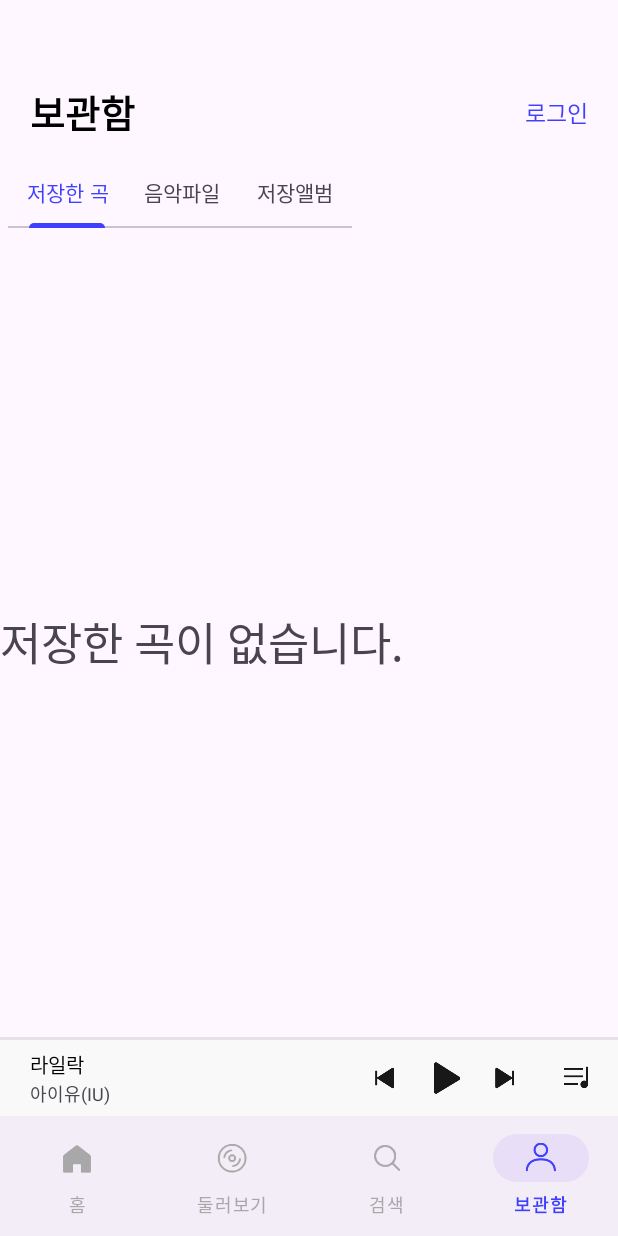
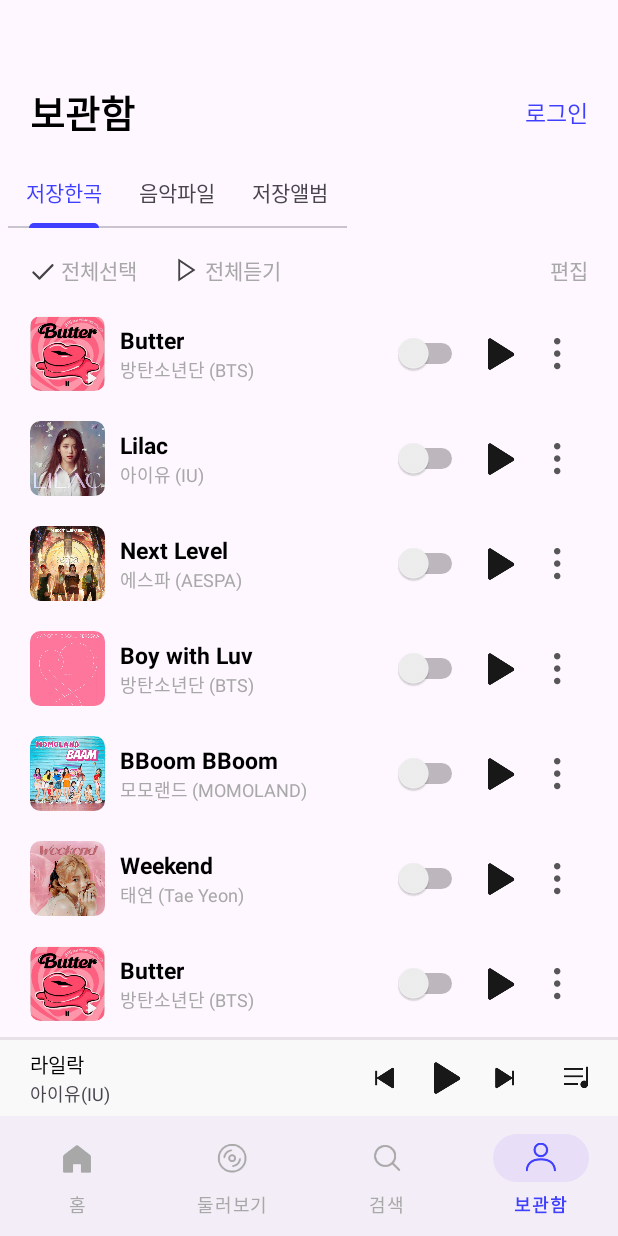
Before and after one commit to SSUMC-6th/Android_A, an Android app: the screen it shows after launch (MainActivity), item 4 of the bottom bar chosen, on a phone screen of 412 x 824 dp. Run offline under Robolectric (Android 15) with nearby library versions, the phone set to English and light mode, and no system bars; 6 statements that could not run were skipped.

Commit message:
[simba/#28] feat:: 6주차 구현 (에러 존재)

```diff
--- a/UMC_6th/app/src/main/java/com/example/umc_6th/AlbumRVAdapter.kt
+++ b/UMC_6th/app/src/main/java/com/example/umc_6th/AlbumRVAdapter.kt
@@ -10,6 +10,11 @@ class AlbumRVAdapter(private val albumList:ArrayList<Album>) : RecyclerView.Adap
     interface MyItemClickListener{
         fun onItemClick(album: Album)
         fun onRemoveAlbum(position: Int)
+        fun onPlayAlbum(album: Album)
+    }
+
+    interface CommunicationInterface{
+        fun sendData(album: Album)
     }
 
     private lateinit var mItemClickListener : MyItemClickListener
@@ -35,8 +40,12 @@ class AlbumRVAdapter(private val albumList:ArrayList<Album>) : RecyclerView.Adap
 
     override fun onBindViewHolder(holder: AlbumRVAdapter.ViewHolder, position: Int) {
         holder.bind(albumList[position])
-        holder.itemView.setOnClickListener{ mItemClickListener.onItemClick(albumList[position]) }
+        holder.itemView.setOnClickListener{
+            mItemClickListener.onItemClick(albumList[position]) }
 //        holder.binding.itemAlbumTitleTv.setOnClickListener{mItemClickListener.onRemoveAlbum(position)}
+        holder.binding.itemAlbumPlayImgIv.setOnClickListener{
+            mItemClickListener.onItemClick(albumList[position])
+        }
     }
 
     override fun getItemCount(): Int  = albumList.size
@@ -48,7 +57,4 @@ class AlbumRVAdapter(private val albumList:ArrayList<Album>) : RecyclerView.Adap
             binding.itemAlbumCoverImgIv.setImageResource(album.coverImg!!)
         }
     }
-
-
-
 }
--- /dev/null
+++ b/UMC_6th/app/src/main/java/com/example/umc_6th/Constant.kt
@@ -0,0 +1,6 @@
+package com.example.umc_6th
+
+object Constant {
+    const val CHANNEL_ID = "ch123"
+    const val MUSIC_NOTIFICATION_ID = 123
+}
--- a/UMC_6th/app/src/main/java/com/example/umc_6th/HomeFragment.kt
+++ b/UMC_6th/app/src/main/java/com/example/umc_6th/HomeFragment.kt
@@ -17,7 +17,7 @@ import java.util.ArrayList
 import java.util.Timer
 import java.util.TimerTask
 
-class HomeFragment : Fragment() {
+class HomeFragment : Fragment(), AlbumRVAdapter.CommunicationInterface {
 
     lateinit var binding: FragmentHomeBinding
 
@@ -27,6 +27,13 @@ class HomeFragment : Fragment() {
 
     override fun onCreate(savedInstanceState: Bundle?) {
         super.onCreate(savedInstanceState)
+    }
+
+    override fun sendData(album: Album) {
+        if (activity is MainActivity) {
+            val activity = activity as MainActivity
+            activity.updateMainPlayerCl(album)
+        }
     }
 
     override fun onCreateView(
@@ -60,6 +67,9 @@ class HomeFragment : Fragment() {
             }
             override fun onRemoveAlbum(position: Int) {
                 albumRVAdapter.removeItem(position)
+            }
+            override fun onPlayAlbum(album: Album) {
+                sendData(album)
             }
         })
 
--- /dev/null
+++ b/UMC_6th/app/src/main/java/com/example/umc_6th/LockerAlbumRVAdapter.kt
@@ -0,0 +1,76 @@
+package com.example.umc_6th
+
+import android.util.SparseBooleanArray
+import android.view.LayoutInflater
+import android.view.ViewGroup
+import androidx.recyclerview.widget.RecyclerView
+import androidx.recyclerview.widget.RecyclerView.Recycler
+import com.example.umc_6th.databinding.ItemLockerAlbumBinding
+
+class LockerAlbumRVAdapter (private var albumList: ArrayList<Album>) : RecyclerView.Adapter<LockerAlbumRVAdapter.ViewHolder>(){
+
+    private val switchStatus = SparseBooleanArray()
+    private lateinit var itemClickListener : OnItemClickListener
+
+    override fun onCreateViewHolder(
+        parent: ViewGroup,
+        viewType: Int
+    ): LockerAlbumRVAdapter.ViewHolder {
+        val binding: ItemLockerAlbumBinding = ItemLockerAlbumBinding.inflate(LayoutInflater.from(parent.context),parent,false)
+        return ViewHolder(binding)
+    }
+
+    override fun onBindViewHolder(holder: LockerAlbumRVAdapter.ViewHolder, position: Int) {
+        holder.bind(albumList[position])
+        holder.itemView.setOnClickListener {
+            itemClickListener.onItemClick(albumList[position])
+        }
+
+        holder.binding.itemLockerAlbumMoreIv.setOnClickListener {
+            itemClickListener.onRemoveAlbum(position)
+        }
+
+        val switch = holder.binding.switchRV
+        switch.isChecked = switchStatus[position]
+        switch.setOnClickListener {
+            if(switch.isChecked){
+                switchStatus.put(position,true)
+            }
+            else{
+                switchStatus.put(position,false)
+            }
+            notifyItemChanged(position)
+        }
+    }
+
+    interface OnItemClickListener {
+        fun onItemClick(album : Album)
+        fun onRemoveAlbum(position: Int) {
+        }
+    }
+
+
+    fun setItemClickListener(onItemClickListener: OnItemClickListener) {
+        this.itemClickListener = onItemClickListener
+    }
+
+    fun addItem(album: Album){
+        albumList.add(album)
+        notifyDataSetChanged()
+    }
+
+    fun removeItem(position: Int){
+        albumList.removeAt(position)
+        notifyDataSetChanged()
+    }
+
+    override fun getItemCount(): Int  = albumList.size
+
+    inner class ViewHolder(val binding:ItemLockerAlbumBinding) : RecyclerView.ViewHolder(binding.root){
+        fun bind(album: Album){
+            binding.itemLockerAlbumTitleTv.text = album.title
+            binding.itemLockerAlbumSingerTv.text = album.singer
+            binding.itemLockerAlbumCoverImgIv.setImageResource(album.coverImg!!)
+        }
+    }
+}
--- a/UMC_6th/app/src/main/java/com/example/umc_6th/LockerFragment.kt
+++ b/UMC_6th/app/src/main/java/com/example/umc_6th/LockerFragment.kt
@@ -11,19 +11,21 @@ import com.google.android.material.tabs.TabLayoutMediator
 class LockerFragment : Fragment() {
 
     lateinit var binding: FragmentLockerBinding
-    private var information = arrayListOf("저장한 곡", "음악파일", "저장앨범")
+    private var information = arrayListOf("저장한곡", "음악파일", "저장앨범")
     override fun onCreateView(
-        inflater: LayoutInflater, container: ViewGroup?,
+        inflater: LayoutInflater,
+        container: ViewGroup?,
         savedInstanceState: Bundle?
     ): View? {
         binding = FragmentLockerBinding.inflate(inflater, container, false)
+
         val lockerAdapter = LockerVPAdapter(this)
         binding.lockerContentVp.adapter = lockerAdapter
         TabLayoutMediator(binding.lockerContentTb,binding.lockerContentVp){
             tab,position ->
             tab.text = information[position]
         }.attach()
+
         return binding.root
     }
-
 }
--- a/UMC_6th/app/src/main/java/com/example/umc_6th/MainActivity.kt
+++ b/UMC_6th/app/src/main/java/com/example/umc_6th/MainActivity.kt
@@ -107,4 +107,10 @@ class MainActivity : AppCompatActivity() {
         binding.mainMiniplayerSingerTv.text = song.singer
         binding.mainMiniplayerProgressSb.progress = (song.second * 100000 / song.playTime)
     }
+
+    fun updateMainPlayerCl(album: Album) {
+        binding.mainMiniplayerTitleTv.text = album.title
+        binding.mainMiniplayerSingerTv.text = album.singer
+        binding.mainMiniplayerProgressSb.progress = 0
+    }
 }
--- a/UMC_6th/app/src/main/java/com/example/umc_6th/SavedSongFragment.kt
+++ b/UMC_6th/app/src/main/java/com/example/umc_6th/SavedSongFragment.kt
@@ -5,10 +5,18 @@ import android.view.LayoutInflater
 import android.view.View
 import android.view.ViewGroup
 import androidx.fragment.app.Fragment
+import androidx.recyclerview.widget.LinearLayoutManager
 import com.example.umc_6th.databinding.FragmentLockerSavedsongBinding
+import com.google.gson.Gson
 
 class SavedSongFragment : Fragment() {
+
+    private var albumDatas = ArrayList<Album>()
     lateinit var binding : FragmentLockerSavedsongBinding
+
+    override fun onCreate(savedInstanceState: Bundle?) {
+        super.onCreate(savedInstanceState)
+    }
 
     override fun onCreateView(
         inflater: LayoutInflater,
@@ -17,6 +25,52 @@ class SavedSongFragment : Fragment() {
     ): View? {
         binding = FragmentLockerSavedsongBinding.inflate(inflater,container,false)
 
+        albumDatas.apply {
+            add(Album("Butter", "방탄소년단 (BTS)", R.drawable.img_album_exp))
+            add(Album("Lilac", "아이유 (IU)", R.drawable.img_album_exp2))
+            add(Album("Next Level", "에스파 (AESPA)", R.drawable.img_album_exp3))
+            add(Album("Boy with Luv", "방탄소년단 (BTS)", R.drawable.img_album_exp4))
+            add(Album("BBoom BBoom", "모모랜드 (MOMOLAND)", R.drawable.img_album_exp5))
+            add(Album("Weekend", "태연 (Tae Yeon)", R.drawable.img_album_exp6))
+            add(Album("Butter", "방탄소년단 (BTS)", R.drawable.img_album_exp))
+            add(Album("Lilac", "아이유 (IU)", R.drawable.img_album_exp2))
+            add(Album("Next Level", "에스파 (AESPA)", R.drawable.img_album_exp3))
+            add(Album("Boy with Luv", "방탄소년단 (BTS)", R.drawable.img_album_exp4))
+            add(Album("BBoom BBoom", "모모랜드 (MOMOLAND)", R.drawable.img_album_exp5))
+            add(Album("Weekend", "태연 (Tae Yeon)", R.drawable.img_album_exp6))
+            add(Album("Butter", "방탄소년단 (BTS)", R.drawable.img_album_exp))
+            add(Album("Lilac", "아이유 (IU)", R.drawable.img_album_exp2))
+            add(Album("Next Level", "에스파 (AESPA)", R.drawable.img_album_exp3))
+            add(Album("Boy with Luv", "방탄소년단 (BTS)", R.drawable.img_album_exp4))
+            add(Album("BBoom BBoom", "모모랜드 (MOMOLAND)", R.drawable.img_album_exp5))
+            add(Album("Weekend", "태연 (Tae Yeon)", R.drawable.img_album_exp6))
+        }
+
+        val lockerAlbumRVAdapter = LockerAlbumRVAdapter(albumDatas)
+        binding.lockerMusicAlbumRv.adapter = lockerAlbumRVAdapter
+        binding.lockerMusicAlbumRv.layoutManager = LinearLayoutManager(requireActivity())
+
+        lockerAlbumRVAdapter.setItemClickListener(object : LockerAlbumRVAdapter.OnItemClickListener {
+            override fun onItemClick(album: Album) {
+                changeAlbumFragment(album)
+            }
+
+            override fun onRemoveAlbum(position: Int) {
+                lockerAlbumRVAdapter.removeItem(position)
+            }
+        })
         return binding.root
     }
+
+    private fun changeAlbumFragment(album: Album) {
+        (context as MainActivity).supportFragmentManager.beginTransaction()
+            .replace(R.id.main_frm, AlbumFragment().apply {
+                arguments = Bundle().apply {
+                    val gson = Gson()
+                    val albumToJson = gson.toJson(album)
+                    putString("album", albumToJson)
+                }
+            })
+            .commitAllowingStateLoss()
+    }
 }
--- a/UMC_6th/app/src/main/res/layout/fragment_locker.xml
+++ b/UMC_6th/app/src/main/res/layout/fragment_locker.xml
@@ -43,6 +43,57 @@
         app:layout_constraintTop_toBottomOf="@id/locker_title_tv"
         app:layout_constraintStart_toStartOf="parent"/>
 
+    <ImageView
+        android:id="@+id/locker_select_all_img_iv"
+        android:layout_width="25dp"
+        android:layout_height="25dp"
+        android:layout_marginTop="15dp"
+        android:layout_marginStart="10dp"
+        android:src="@drawable/btn_playlist_select_off"
+        app:layout_constraintTop_toBottomOf="@id/locker_content_tb"
+        app:layout_constraintStart_toStartOf="@id/locker_content_tb"/>
+
+    <TextView
+        android:id="@+id/locker_select_all_tv"
+        android:layout_width="wrap_content"
+        android:layout_height="wrap_content"
+        android:text="전체선택"
+
+        android:textColor="@color/gray_color"
+        app:layout_constraintStart_toEndOf="@id/locker_select_all_img_iv"
+        app:layout_constraintTop_toTopOf="@id/locker_select_all_img_iv"
+        app:layout_constraintBottom_toBottomOf="@id/locker_select_all_img_iv"/>
+
+    <ImageView
+        android:id="@+id/locker_play_all_img_iv"
+        android:layout_width="25dp"
+        android:layout_height="25dp"
+        android:src="@drawable/icon_browse_arrow_right"
+        android:layout_marginStart="20dp"
+        app:layout_constraintTop_toTopOf="@id/locker_select_all_img_iv"
+        app:layout_constraintBottom_toBottomOf="@id/locker_select_all_img_iv"
+        app:layout_constraintStart_toEndOf="@id/locker_select_all_tv"/>
+
+    <TextView
+        android:id="@+id/locker_play_all_tv"
+        android:layout_width="wrap_content"
+        android:layout_height="wrap_content"
+        android:text="전체듣기"
+        android:textColor="@color/gray_color"
+        app:layout_constraintTop_toTopOf="@id/locker_select_all_img_iv"
+        app:layout_constraintBottom_toBottomOf="@id/locker_select_all_img_iv"
+        app:layout_constraintStart_toEndOf="@id/locker_play_all_img_iv"/>
+
+    <TextView
+        android:layout_width="wrap_content"
+        android:layout_height="wrap_content"
+        android:text="편집"
+        android:layout_marginEnd="20dp"
+        android:textColor="@color/gray_color"
+        app:layout_constraintTop_toTopOf="@id/locker_select_all_img_iv"
+        app:layout_constraintBottom_toBottomOf="@id/locker_select_all_img_iv"
+        app:layout_constraintEnd_toEndOf="parent"/>
+
     <androidx.viewpager2.widget.ViewPager2
         android:id="@+id/locker_content_vp"
         android:layout_width="match_parent"
@@ -52,59 +103,6 @@
         app:layout_constraintBottom_toBottomOf="parent"
         app:layout_constraintEnd_toEndOf="parent"
         app:layout_constraintStart_toStartOf="parent"
-        app:layout_constraintTop_toBottomOf="@id/locker_content_tb" />
-
-
-    <!--    <ImageView-->
-<!--        android:id="@+id/locker_select_all_img_iv"-->
-<!--        android:layout_width="25dp"-->
-<!--        android:layout_height="25dp"-->
-<!--        android:layout_marginTop="15dp"-->
-<!--        android:layout_marginStart="10dp"-->
-<!--        android:src="@drawable/btn_playlist_select_off"-->
-<!--        app:layout_constraintTop_toBottomOf="@id/locker_content_tb"-->
-<!--        app:layout_constraintStart_toStartOf="@id/locker_content_tb"/>-->
-
-<!--    <TextView-->
-<!--        android:id="@+id/locker_select_all_tv"-->
-<!--        android:layout_width="wrap_content"-->
-<!--        android:layout_height="wrap_content"-->
-<!--        android:text="전체선택"-->
-
-<!--        android:textColor="@color/gray_color"-->
-<!--        app:layout_constraintStart_toEndOf="@id/locker_select_all_img_iv"-->
-<!--        app:layout_constraintTop_toTopOf="@id/locker_select_all_img_iv"-->
-<!--        app:layout_constraintBottom_toBottomOf="@id/locker_select_all_img_iv"/>-->
-
-<!--    <ImageView-->
-<!--        android:id="@+id/locker_play_all_img_iv"-->
-<!--        android:layout_width="25dp"-->
-<!--        android:layout_height="25dp"-->
-<!--        android:src="@drawable/icon_browse_arrow_right"-->
-<!--        android:layout_marginStart="20dp"-->
-<!--        app:layout_constraintTop_toTopOf="@id/locker_select_all_img_iv"-->
-<!--        app:layout_constraintBottom_toBottomOf="@id/locker_select_all_img_iv"-->
-<!--        app:layout_constraintStart_toEndOf="@id/locker_select_all_tv"/>-->
-
-<!--    <TextView-->
-<!--        android:id="@+id/locker_play_all_tv"-->
-<!--        android:layout_width="wrap_content"-->
-<!--        android:layout_height="wrap_content"-->
-<!--        android:text="전체듣기"-->
-<!--        android:textColor="@color/gray_color"-->
-<!--        app:layout_constraintTop_toTopOf="@id/locker_select_all_img_iv"-->
-<!--        app:layout_constraintBottom_toBottomOf="@id/locker_select_all_img_iv"-->
-<!--        app:layout_constraintStart_toEndOf="@id/locker_play_all_img_iv"/>-->
-
-<!--    <TextView-->
-<!--        android:layout_width="wrap_content"-->
-<!--        android:layout_height="wrap_content"-->
-<!--        android:text="편집"-->
-<!--        android:layout_marginEnd="20dp"-->
-<!--        android:textColor="@color/gray_color"-->
-<!--        app:layout_constraintTop_toTopOf="@id/locker_select_all_img_iv"-->
-<!--        app:layout_constraintBottom_toBottomOf="@id/locker_select_all_img_iv"-->
-<!--        app:layout_constraintEnd_toEndOf="parent"/>-->
-
+        app:layout_constraintTop_toBottomOf="@id/locker_play_all_tv" />
 
 </androidx.constraintlayout.widget.ConstraintLayout>
--- a/UMC_6th/app/src/main/res/layout/fragment_locker_savedsong.xml
+++ b/UMC_6th/app/src/main/res/layout/fragment_locker_savedsong.xml
@@ -2,15 +2,18 @@
 <androidx.constraintlayout.widget.ConstraintLayout xmlns:android="http://schemas.android.com/apk/res/android"
     android:layout_width="match_parent"
     android:layout_height="match_parent"
-    xmlns:app="http://schemas.android.com/apk/res-auto">
-    <TextView
+    xmlns:app="http://schemas.android.com/apk/res-auto"
+    xmlns:tools="http://schemas.android.com/tools">
+
+    <androidx.recyclerview.widget.RecyclerView
+        android:id="@+id/locker_music_album_rv"
         android:layout_width="match_parent"
-        android:layout_height="wrap_content"
-        android:text="저장한 곡이 없습니다."
-        android:textSize="30sp"
+        android:layout_height="0dp"
+        android:orientation="vertical"
+        android:overScrollMode="never"
+        app:layoutManager="androidx.recyclerview.widget.LinearLayoutManager"
+        app:layout_constraintBottom_toBottomOf="parent"
         app:layout_constraintTop_toTopOf="parent"
-        app:layout_constraintBottom_toBottomOf="parent"
-        app:layout_constraintStart_toStartOf="parent"
-        app:layout_constraintEnd_toEndOf="parent"/>
+        tools:listitem="@layout/item_locker_album"/>
 
 </androidx.constraintlayout.widget.ConstraintLayout>
--- /dev/null
+++ b/UMC_6th/app/src/main/res/layout/item_locker_album.xml
@@ -0,0 +1,93 @@
+<?xml version="1.0" encoding="utf-8"?>
+<androidx.constraintlayout.widget.ConstraintLayout xmlns:android="http://schemas.android.com/apk/res/android"
+    xmlns:app="http://schemas.android.com/apk/res-auto"
+    android:layout_width="match_parent"
+    android:layout_height="wrap_content"
+    android:layout_marginVertical="10dp">
+
+    <Switch
+        android:id="@+id/switchRV"
+        android:layout_width="wrap_content"
+        android:layout_height="wrap_content"
+        android:switchMinWidth="50dp"
+        android:switchPadding="20dp"
+        app:layout_constraintBottom_toBottomOf="parent"
+        app:layout_constraintEnd_toStartOf="@+id/item_locker_album_play_img_iv"
+        app:layout_constraintRight_toRightOf="parent"
+        app:layout_constraintTop_toTopOf="parent" />
+
+    <androidx.cardview.widget.CardView
+        android:id="@+id/item_album_cover_img_cardView"
+        android:layout_width="50dp"
+        android:layout_height="50dp"
+        android:layout_marginLeft="20dp"
+        app:cardCornerRadius="7dp"
+        app:cardElevation="0dp"
+        app:layout_constraintBottom_toBottomOf="parent"
+        app:layout_constraintStart_toStartOf="parent"
+        app:layout_constraintTop_toTopOf="parent">
+
+        <ImageView
+            android:id="@+id/item_locker_album_cover_img_iv"
+            android:layout_width="match_parent"
+            android:layout_height="match_parent"
+            android:scaleType="fitCenter"
+            android:src="@drawable/img_album_exp2"
+            app:layout_constraintStart_toStartOf="parent"
+            app:layout_constraintTop_toTopOf="parent"/>
+    </androidx.cardview.widget.CardView>
+
+    <ImageView
+        android:id="@+id/item_locker_album_more_iv"
+        android:layout_width="40dp"
+        android:layout_height="40dp"
+        android:layout_marginRight="20dp"
+        android:src="@drawable/btn_player_more"
+        app:layout_constraintBottom_toBottomOf="parent"
+        app:layout_constraintEnd_toEndOf="parent"
+        app:layout_constraintTop_toTopOf="parent"/>
+
+    <ImageView
+        android:id="@+id/item_locker_album_play_img_iv"
+        android:layout_width="40dp"
+        android:layout_height="40dp"
+        android:src="@drawable/btn_miniplayer_play"
+        app:layout_constraintBottom_toBottomOf="parent"
+        app:layout_constraintEnd_toStartOf="@+id/item_locker_album_more_iv"
+        app:layout_constraintTop_toTopOf="parent" />
+
+    <LinearLayout
+        android:layout_width="wrap_content"
+        android:layout_height="match_parent"
+        android:orientation="vertical"
+        android:layout_marginLeft="10dp"
+        app:layout_constraintBottom_toBottomOf="parent"
+        app:layout_constraintStart_toEndOf="@+id/item_album_cover_img_cardView"
+        app:layout_constraintTop_toTopOf="parent">
+
+
+        <TextView
+            android:id="@+id/item_locker_album_title_tv"
+            android:layout_width="wrap_content"
+            android:layout_height="wrap_content"
+            android:text="LILAC"
+            android:textColor="@color/black"
+            android:textSize="15sp"
+            android:textStyle="bold"
+            app:layout_constraintBottom_toBottomOf="parent"
+            app:layout_constraintStart_toEndOf="@+id/item_album_cover_img_cardView"
+            app:layout_constraintTop_toTopOf="parent" />
+
+        <TextView
+            android:id="@+id/item_locker_album_singer_tv"
+            android:layout_width="wrap_content"
+            android:layout_height="wrap_content"
+            android:text="아이유 (IU)"
+            android:textColor="#a8a8a8"
+            android:textSize="12sp"
+            app:layout_constraintBottom_toBottomOf="parent"
+            app:layout_constraintStart_toEndOf="@+id/item_album_cover_img_cardView"
+            app:layout_constraintTop_toTopOf="parent" />
+    </LinearLayout>
+
+</androidx.constraintlayout.widget.ConstraintLayout>
--- /dev/null
+++ b/UMC_6th/app/src/main/res/layout/recyclerview_item.xml
@@ -0,0 +1,6 @@
+<?xml version="1.0" encoding="utf-8"?>
+<androidx.constraintlayout.widget.ConstraintLayout xmlns:android="http://schemas.android.com/apk/res/android"
+    android:layout_width="match_parent"
+    android:layout_height="match_parent">
+
+</androidx.constraintlayout.widget.ConstraintLayout>
```
Also changed, not shown: UMC_6th/app/src/main/AndroidManifest.xml (+10 -2 lines), UMC_6th/app/src/main/java/com/example/umc_6th/ForegroundService.kt (added, +62 -0 lines), UMC_6th/app/src/main/java/com/example/umc_6th/SongActivity.kt (+34 -3 lines).
